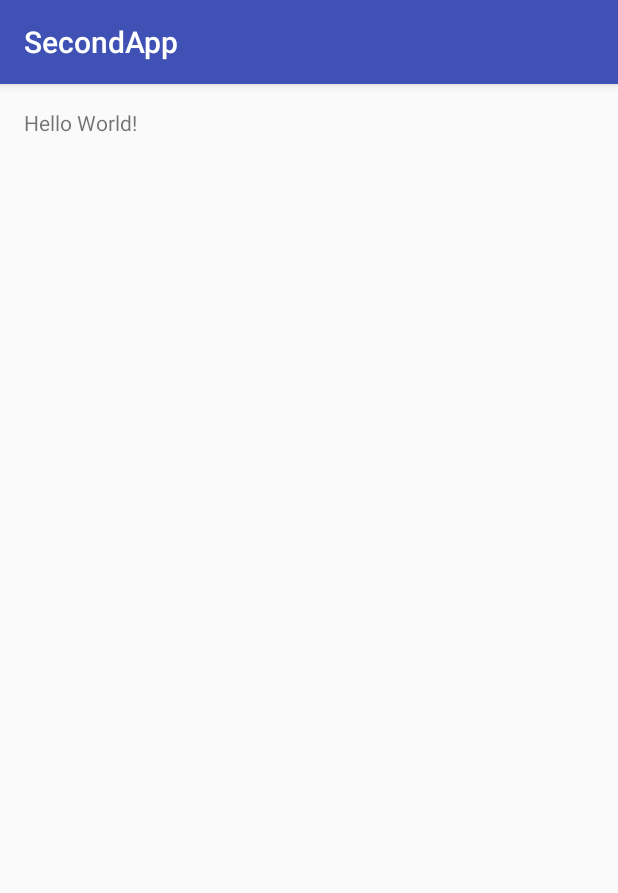
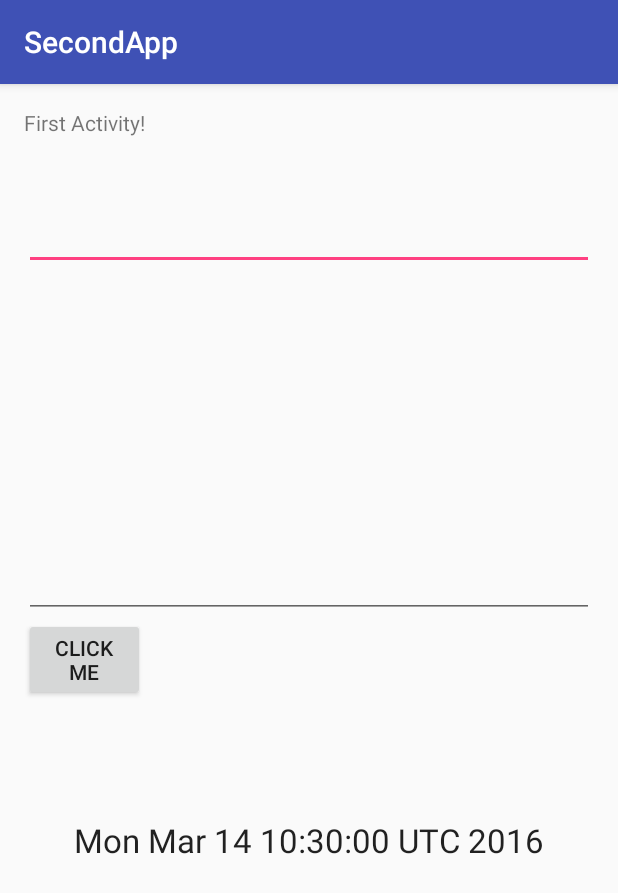
Before and after one commit to timpelo/mobile_programming, an Android app: the screen it shows after launch (MainActivity), on a phone screen of 412 x 824 dp. Shown: the top 893 px of the screen. Run offline under Robolectric (Android 15) with nearby library versions, the light colour scheme and no system bars.

Commit message:
05-08 ready

```diff
--- a/Mobile/SecondApp/app/src/main/AndroidManifest.xml
+++ b/Mobile/SecondApp/app/src/main/AndroidManifest.xml
@@ -1,6 +1,7 @@
 <?xml version="1.0" encoding="utf-8"?>
 <manifest xmlns:android="http://schemas.android.com/apk/res/android"
     package="com.tiko.tamk.secondapp">
+
     <uses-permission android:name="android.permission.READ_LOGS" />
 
     <application
@@ -16,6 +17,7 @@
                 <category android:name="android.intent.category.LAUNCHER" />
             </intent-filter>
         </activity>
+        <activity android:name=".SecondActivity"></activity>
     </application>
 
 </manifest>
--- a/Mobile/SecondApp/app/src/main/res/layout/activity_main.xml
+++ b/Mobile/SecondApp/app/src/main/res/layout/activity_main.xml
@@ -12,5 +12,42 @@
     <TextView
         android:layout_width="wrap_content"
         android:layout_height="wrap_content"
-        android:text="Hello World!" />
+        android:text="First Activity!"
+        android:id="@+id/textView" />
+
+    <Button
+        android:layout_width="wrap_content"
+        android:layout_height="wrap_content"
+        android:text="Click me"
+        android:id="@+id/button"
+        android:onClick="goToSecondActivity"
+        android:layout_centerVertical="true"
+        android:layout_alignEnd="@+id/textView" />
+
+    <EditText
+        android:layout_width="wrap_content"
+        android:layout_height="wrap_content"
+        android:id="@+id/upperText"
+        android:layout_below="@+id/textView"
+        android:layout_alignParentStart="true"
+        android:layout_marginTop="43dp"
+        android:layout_alignParentEnd="true" />
+
+    <EditText
+        android:layout_width="wrap_content"
+        android:layout_height="wrap_content"
+        android:layout_above="@+id/button"
+        android:layout_alignParentStart="true"
+        android:layout_alignEnd="@+id/upperText" />
+
+    <TextView
+        android:layout_width="wrap_content"
+        android:layout_height="wrap_content"
+        android:textAppearance="?android:attr/textAppearanceLarge"
+        android:text="Large Text"
+        android:id="@+id/dateText"
+        android:layout_below="@+id/button"
+        android:layout_centerHorizontal="true"
+        android:layout_marginTop="78dp" />
+
 </RelativeLayout>
```
Also changed, not shown: Mobile/SecondApp/app/src/main/java/com/tiko/tamk/secondapp/MainActivity.java (+35 -0 lines).
